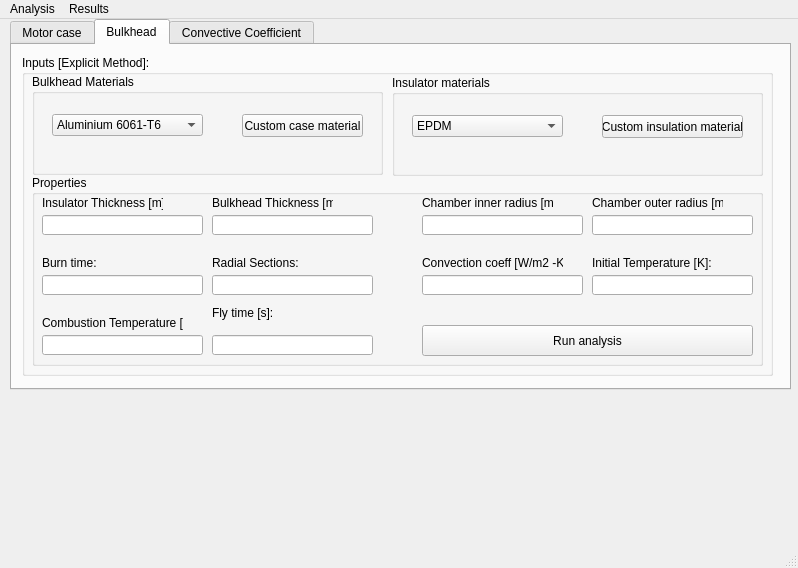
This is gui.ui in Andres2704/rocketthermalanalysis as Qt 5 draws it before an edit. The edited form follows.
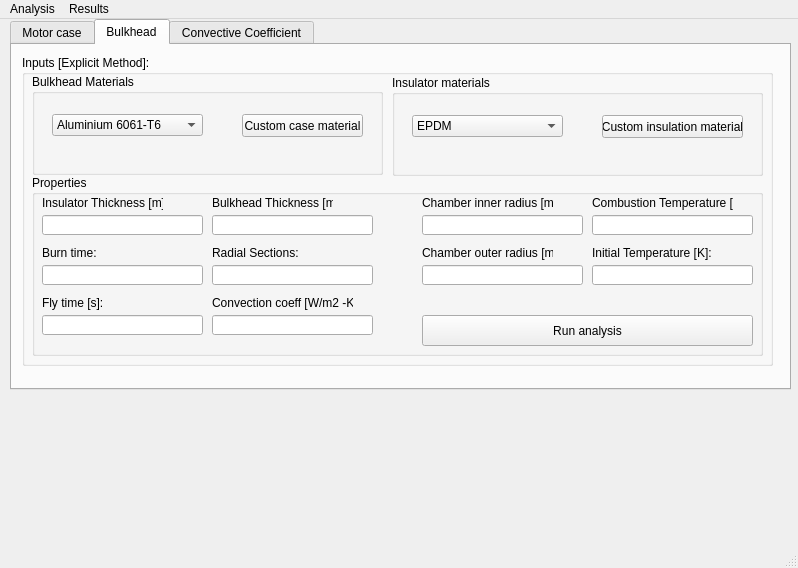
This is the edited form. The open tabs and pages were chosen to show the change. Icons and pictures are not drawn.

Diff of the .ui file:
```diff
--- a/gui.ui
+++ b/gui.ui
@@ -482,7 +482,7 @@
         <x>10</x>
         <y>10</y>
         <width>751</width>
-        <height>321</height>
+        <height>311</height>
        </rect>
       </property>
       <property name="title">
@@ -616,7 +616,7 @@
          <x>10</x>
          <y>120</y>
          <width>731</width>
-         <height>191</height>
+         <height>181</height>
         </rect>
        </property>
        <property name="title">
@@ -698,7 +698,7 @@
         <property name="geometry">
          <rect>
           <x>180</x>
-          <y>80</y>
+          <y>70</y>
           <width>121</width>
           <height>16</height>
          </rect>
@@ -711,7 +711,7 @@
         <property name="geometry">
          <rect>
           <x>180</x>
-          <y>100</y>
+          <y>90</y>
           <width>161</width>
           <height>20</height>
          </rect>
@@ -720,8 +720,8 @@
        <widget class="QLineEdit" name="hm_3">
         <property name="geometry">
          <rect>
-          <x>390</x>
-          <y>100</y>
+          <x>180</x>
+          <y>140</y>
           <width>161</width>
           <height>20</height>
          </rect>
@@ -730,8 +730,8 @@
        <widget class="QLabel" name="label_33">
         <property name="geometry">
          <rect>
-          <x>390</x>
-          <y>80</y>
+          <x>180</x>
+          <y>120</y>
           <width>141</width>
           <height>16</height>
          </rect>
@@ -744,7 +744,7 @@
         <property name="geometry">
          <rect>
           <x>560</x>
-          <y>80</y>
+          <y>70</y>
           <width>141</width>
           <height>16</height>
          </rect>
@@ -757,7 +757,7 @@
         <property name="geometry">
          <rect>
           <x>560</x>
-          <y>100</y>
+          <y>90</y>
           <width>161</width>
           <height>20</height>
          </rect>
@@ -766,8 +766,8 @@
        <widget class="QLabel" name="label_35">
         <property name="geometry">
          <rect>
-          <x>10</x>
-          <y>140</y>
+          <x>560</x>
+          <y>20</y>
           <width>141</width>
           <height>16</height>
          </rect>
@@ -779,8 +779,8 @@
        <widget class="QLineEdit" name="Tc_3">
         <property name="geometry">
          <rect>
-          <x>10</x>
-          <y>160</y>
+          <x>560</x>
+          <y>40</y>
           <width>161</width>
           <height>20</height>
          </rect>
@@ -790,7 +790,7 @@
         <property name="geometry">
          <rect>
           <x>10</x>
-          <y>80</y>
+          <y>70</y>
           <width>141</width>
           <height>16</height>
          </rect>
@@ -803,7 +803,7 @@
         <property name="geometry">
          <rect>
           <x>10</x>
-          <y>100</y>
+          <y>90</y>
           <width>161</width>
           <height>20</height>
          </rect>
@@ -812,8 +812,8 @@
        <widget class="QLineEdit" name="radius_outer">
         <property name="geometry">
          <rect>
-          <x>560</x>
-          <y>40</y>
+          <x>390</x>
+          <y>90</y>
           <width>161</width>
           <height>20</height>
          </rect>
@@ -822,8 +822,8 @@
        <widget class="QLabel" name="r_outer">
         <property name="geometry">
          <rect>
-          <x>560</x>
-          <y>20</y>
+          <x>390</x>
+          <y>70</y>
           <width>131</width>
           <height>16</height>
          </rect>
@@ -835,8 +835,8 @@
        <widget class="QLineEdit" name="t_total_bulkhead">
         <property name="geometry">
          <rect>
-          <x>180</x>
-          <y>160</y>
+          <x>10</x>
+          <y>140</y>
           <width>161</width>
           <height>20</height>
          </rect>
@@ -845,8 +845,8 @@
        <widget class="QLabel" name="label_47">
         <property name="geometry">
          <rect>
-          <x>180</x>
-          <y>130</y>
+          <x>10</x>
+          <y>120</y>
           <width>141</width>
           <height>16</height>
          </rect>
@@ -859,7 +859,7 @@
         <property name="geometry">
          <rect>
           <x>390</x>
-          <y>150</y>
+          <y>140</y>
           <width>331</width>
           <height>31</height>
          </rect>
```
Left out of the diff: 22 changed lines with no effect on the pictures.
